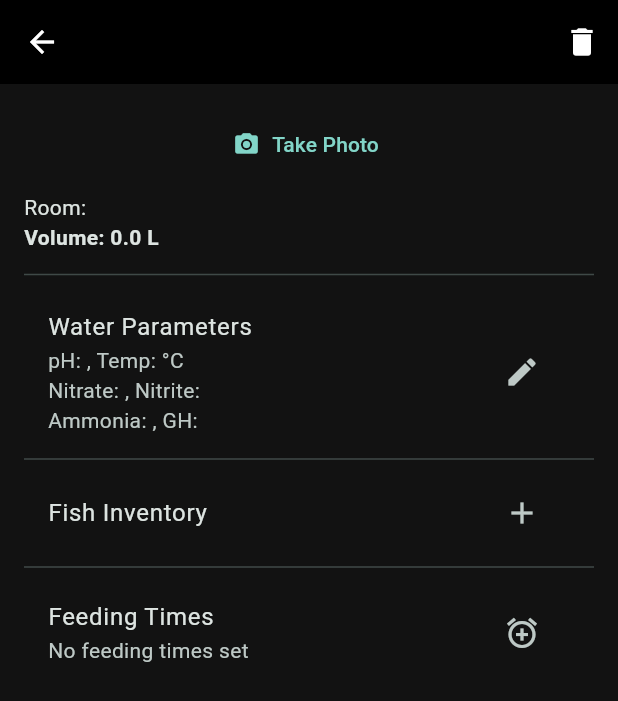
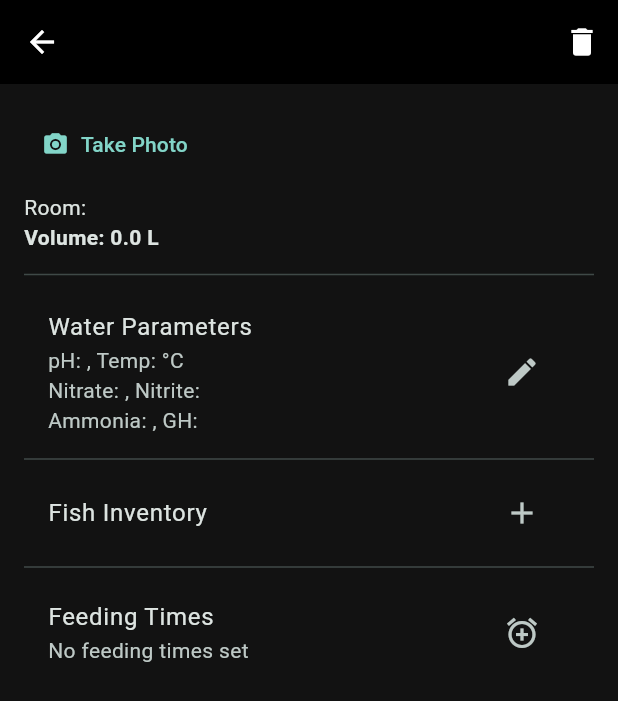
Before and after one commit to Naronitsu/AquariumTracker, a Flutter app: the AquariumDetailScreen screen opened directly with empty values, on a phone screen of 412 x 824 dp. Shown: the top 701 px of the screen. Run offline on Flutter 3.47's test engine with Material 3 defaults, Android fonts, the phone set to English and light mode, and no system bars; our stand-ins replace cloud_firestore, firebase_core, flutter_local_notifications, image_picker, timezone; accounts and stored records are empty.

Commit message:
responsive pages

```diff
--- a/lib/screens/aquarium_detail_screen.dart
+++ b/lib/screens/aquarium_detail_screen.dart
@@ -1,6 +1,6 @@
+import 'dart:io';
 import 'package:flutter/material.dart';
 import 'package:image_picker/image_picker.dart';
-import 'dart:io';
 import '../models/aquarium.dart';
 import '../services/notifications_service.dart';
 import 'package:cloud_firestore/cloud_firestore.dart';
@@ -189,76 +189,6 @@ class _AquariumDetailScreenState extends State<AquariumDetailScreen> {
     );
   }
 
-  @override
-  Widget build(BuildContext context) {
-    final water = widget.aquarium['waterParameters'];
-    final feedingTimes = widget.aquarium['feedingTimes'] ?? [];
-    final fishInventory = widget.aquarium['fishInventory'] ?? [];
-    final volume = _calculateVolume();
-
-    return Scaffold(
-      appBar: AppBar(
-        title: Text(widget.aquarium['name'] ?? 'Unnamed Aquarium'),
-        actions: [IconButton(icon: const Icon(Icons.delete), onPressed: _confirmDeleteAquarium)],
-      ),
-      body: Padding(
-        padding: const EdgeInsets.all(16.0),
-        child: ListView(
-          children: [
-            if (widget.aquarium['imagePath'] != null && File(widget.aquarium['imagePath']).existsSync())
-              Image.file(File(widget.aquarium['imagePath']), height: 200, width: double.infinity, fit: BoxFit.cover),
-            TextButton.icon(
-              onPressed: _takePicture,
-              icon: const Icon(Icons.camera_alt),
-              label: const Text('Take Photo'),
-            ),
-            const SizedBox(height: 8),
-            Text('Room: ${widget.aquarium['roomLocation'] ?? 'Unknown'}'),
-            Text('Volume: ${volume != null ? volume.toStringAsFixed(1) : 'N/A'} L', style: const TextStyle(fontWeight: FontWeight.bold)),
-            const Divider(height: 30),
-            ListTile(
-              title: const Text('Water Parameters'),
-              subtitle: water == null
-                  ? const Text('Not set')
-                  : Text('pH: ${water['ph']}, Temp: ${water['temperature']}°C\n'
-                      'Nitrate: ${water['nitrate']}, Nitrite: ${water['nitrite']}\n'
-                      'Ammonia: ${water['ammonia']}, GH: ${water['generalHardness']}'),
-              trailing: IconButton(icon: const Icon(Icons.edit), onPressed: _addOrEditWaterParameters),
-            ),
-            const Divider(),
-            ListTile(
-              title: const Text('Fish Inventory'),
-              trailing: IconButton(icon: const Icon(Icons.add), onPressed: _showAddFishDialog),
-            ),
-            ...fishInventory.map<Widget>((fish) => ListTile(
-                  title: Text('${fish['name']} (${fish['quantity']}, ${fish['sex']})'),
-                  subtitle: fish['notes']?.isNotEmpty == true ? Text(fish['notes']) : null,
-                )),
-            const Divider(),
-            ListTile(
-              title: const Text('Feeding Times'),
-              subtitle: feedingTimes.isEmpty
-                  ? const Text('No feeding times set')
-                  : Column(
-                      crossAxisAlignment: CrossAxisAlignment.start,
-                      children: feedingTimes.map<Widget>((time) {
-                        final parsed = time is String ? DateTime.tryParse(time) : (time as DateTime?);
-                        return parsed != null
-                            ? Text('Feed at ${parsed.hour.toString().padLeft(2, '0')}:${parsed.minute.toString().padLeft(2, '0')}')
-                            : const Text('Invalid time');
-                      }).toList(),
-                    ),
-              trailing: IconButton(
-                icon: const Icon(Icons.add_alarm),
-                onPressed: () => _showFeedingTimeDialog(),
-              ),
-            ),
-          ],
-        ),
-      ),
-    );
-  }
-
   double? _calculateVolume() {
     final length = widget.aquarium['lengthCm']?.toDouble();
     final width = widget.aquarium['widthCm']?.toDouble();
@@ -306,6 +236,91 @@ class _AquariumDetailScreenState extends State<AquariumDetailScreen> {
       ),
     );
   }
+
+  @override
+  Widget build(BuildContext context) {
+    final water = widget.aquarium['waterParameters'];
+    final feedingTimes = widget.aquarium['feedingTimes'] ?? [];
+    final fishInventory = widget.aquarium['fishInventory'] ?? [];
+    final volume = _calculateVolume();
+
+    return Scaffold(
+      appBar: AppBar(
+        title: Text(widget.aquarium['name'] ?? 'Unnamed Aquarium'),
+        actions: [
+          IconButton(icon: const Icon(Icons.delete), onPressed: _confirmDeleteAquarium),
+        ],
+      ),
+      body: Padding(
+        padding: const EdgeInsets.all(16.0),
+        child: ListView(
+          children: [
+            if (widget.aquarium['imagePath'] != null &&
+                File(widget.aquarium['imagePath']).existsSync())
+              Image.file(
+                File(widget.aquarium['imagePath']),
+                height: 200,
+                width: double.infinity,
+                fit: BoxFit.cover,
+              ),
+            _buildDetails(water, volume, feedingTimes, fishInventory),
+          ],
+        ),
+      ),
+    );
+  }
+
+
+  Widget _buildDetails(water, double? volume, List feedingTimes, List fishInventory) {
+    return Column(
+      crossAxisAlignment: CrossAxisAlignment.start,
+      children: [
+        TextButton.icon(
+          onPressed: _takePicture,
+          icon: const Icon(Icons.camera_alt),
+          label: const Text('Take Photo'),
+        ),
+        const SizedBox(height: 8),
+        Text('Room: ${widget.aquarium['roomLocation'] ?? 'Unknown'}'),
+        Text('Volume: ${volume != null ? volume.toStringAsFixed(1) : 'N/A'} L', style: const TextStyle(fontWeight: FontWeight.bold)),
+        const Divider(height: 30),
+        ListTile(
+          title: const Text('Water Parameters'),
+          subtitle: water == null
+              ? const Text('Not set')
+              : Text('pH: ${water['ph']}, Temp: ${water['temperature']}°C\n'
+                  'Nitrate: ${water['nitrate']}, Nitrite: ${water['nitrite']}\n'
+                  'Ammonia: ${water['ammonia']}, GH: ${water['generalHardness']}'),
+          trailing: IconButton(icon: const Icon(Icons.edit), onPressed: _addOrEditWaterParameters),
+        ),
+        const Divider(),
+        ListTile(
+          title: const Text('Fish Inventory'),
+          trailing: IconButton(icon: const Icon(Icons.add), onPressed: _showAddFishDialog),
+        ),
+        ...fishInventory.map<Widget>((fish) => ListTile(
+              title: Text('${fish['name']} (${fish['quantity']}, ${fish['sex']})'),
+              subtitle: fish['notes']?.isNotEmpty == true ? Text(fish['notes']) : null,
+            )),
+        const Divider(),
+        ListTile(
+          title: const Text('Feeding Times'),
+          subtitle: feedingTimes.isEmpty
+              ? const Text('No feeding times set')
+              : Column(
+                  crossAxisAlignment: CrossAxisAlignment.start,
+                  children: feedingTimes.map<Widget>((time) {
+                    final parsed = time is String ? DateTime.tryParse(time) : (time as DateTime?);
+                    return parsed != null
+                        ? Text('Feed at ${parsed.hour.toString().padLeft(2, '0')}:${parsed.minute.toString().padLeft(2, '0')}')
+                        : const Text('Invalid time');
+                  }).toList(),
+                ),
+          trailing: IconButton(icon: const Icon(Icons.add_alarm), onPressed: _showFeedingTimeDialog),
+        ),
+      ],
+    );
+  }
 }
 
 extension StringExtension on String {
--- a/pubspec.yaml
+++ b/pubspec.yaml
@@ -32,6 +32,8 @@ dependencies:
   # Permissions
   permission_handler: ^11.4.0
 
+  firebase_core_web: ^2.11.1
+
 
 
 
```
Also changed, not shown: lib/main.dart (+23 -1 lines), lib/screens/add_aquarium_screen.dart (+9 -6 lines), lib/screens/home_screen.dart (+99 -41 lines), pubspec.lock, 4 other files.
